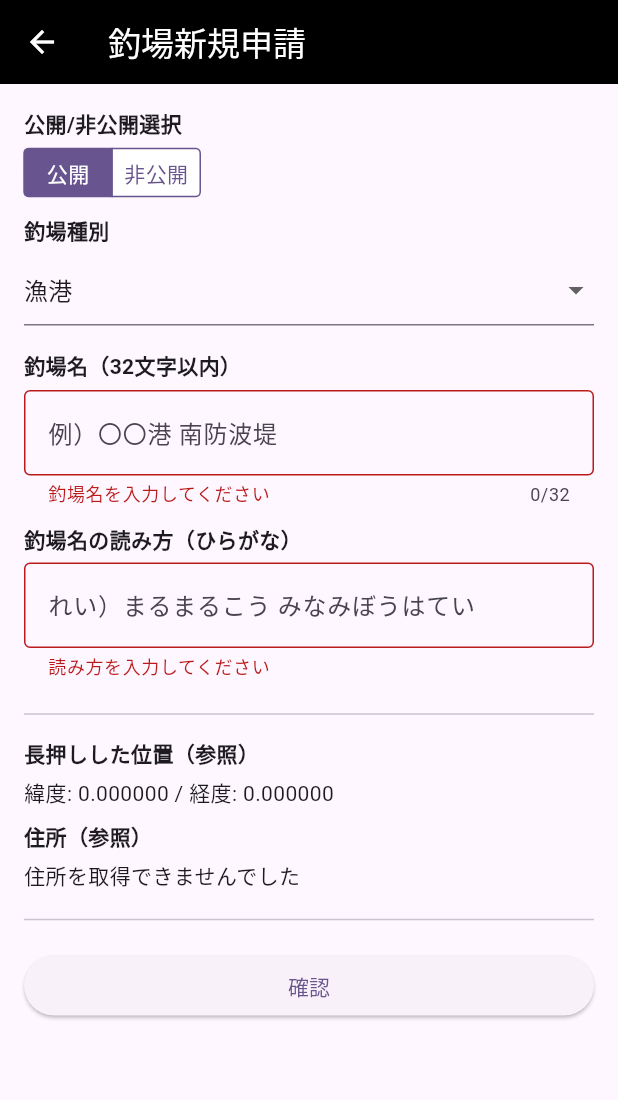
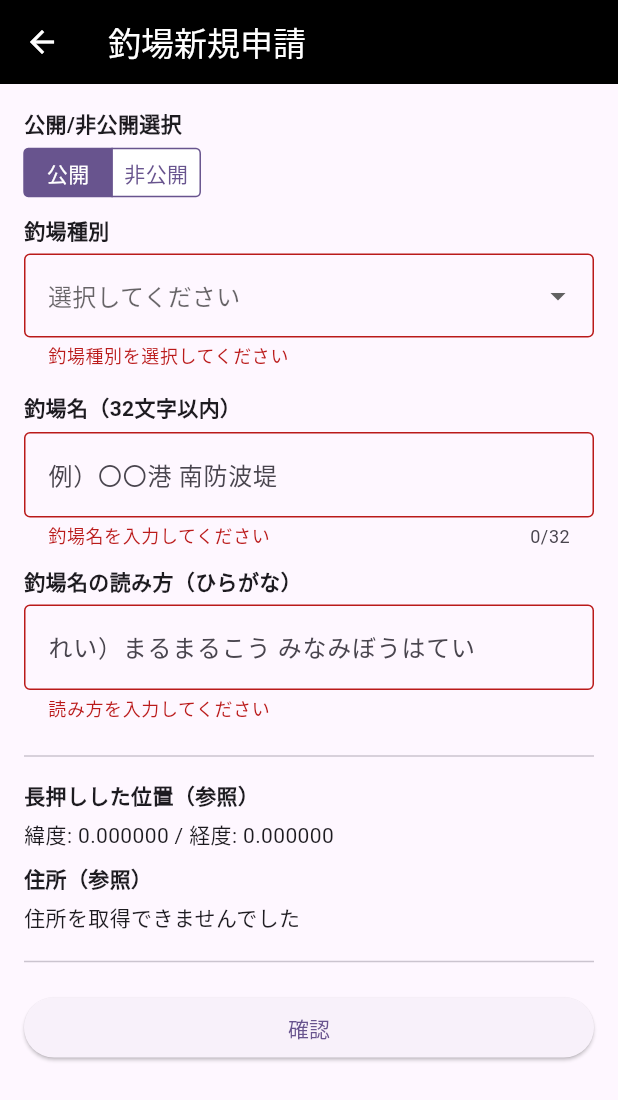
Before and after one commit to sumi3desu/sea_fishing_map_plus, a Flutter app: the SpotApplyFormPage screen opened directly with empty values, after a tap on "確認", on a phone screen of 412 x 824 dp. Shown: the top 1100 px of the screen. Run offline on Flutter 3.47's test engine with Material 3 defaults, Android fonts, the phone set to English and light mode, and no system bars; our stand-ins replace flutter_image_compress, flutter_map, flutter_riverpod, flutter_secure_storage, flutter_slidable, geocoding and 12 more; missing offline and left inert: apple_maps_flutter, in_app_purchase_storekit; accounts and stored records are empty; network calls fail; statements that could not run were skipped.

```diff
--- a/lib/spot_apply_form_page.dart
+++ b/lib/spot_apply_form_page.dart
@@ -28,7 +28,7 @@
 
 class _SpotApplyFormPageState extends State<SpotApplyFormPage> {
   final _formKey = GlobalKey<FormState>();
-  String _kind = 'gyoko';
+  String _kind = '';
   final TextEditingController _nameCtl = TextEditingController();
   final TextEditingController _yomiCtl = TextEditingController();
   String? _address;
@@ -39,6 +39,19 @@
   String? _resultMessage; // 未使用（確認画面で表示）
   bool? _resultOk;        // 未使用（確認画面で表示）
   bool _isAdmin = false;
+
+  DropdownMenuItem<String> _kindMenuItem(String value, IconData icon, String label) {
+    return DropdownMenuItem<String>(
+      value: value,
+      child: Row(
+        children: [
+          Icon(icon, size: 18),
+          const SizedBox(width: 8),
+          Text(label),
+        ],
+      ),
+    );
+  }
 
   @override
   void initState() {
@@ -147,15 +160,21 @@
                 const Text('釣場種別', style: TextStyle(fontWeight: FontWeight.w600)),
                 const SizedBox(height: 6),
                 DropdownButtonFormField<String>(
-                  value: _kind,
-                  items: const [
-                    DropdownMenuItem(value: 'gyoko', child: Text('漁港')),
-                    DropdownMenuItem(value: 'teibou', child: Text('堤防')),
-                    DropdownMenuItem(value: 'surf', child: Text('サーフ')),
-                    DropdownMenuItem(value: 'kako', child: Text('河口')),
-                    DropdownMenuItem(value: 'iso', child: Text('磯')),
+                  value: _kind.isEmpty ? null : _kind,
+                  decoration: const InputDecoration(border: OutlineInputBorder()),
+                  hint: const Text('選択してください'),
+                  validator: (v) {
+                    if (v == null || v.isEmpty) return '釣場種別を選択してください';
+                    return null;
+                  },
+                  items: [
+                    _kindMenuItem('gyoko', Icons.anchor, '漁港'),
+                    _kindMenuItem('teibou', Icons.fence, '堤防'),
+                    _kindMenuItem('surf', Icons.waves, 'サーフ'),
+                    _kindMenuItem('kako', Icons.water, '河口'),
+                    _kindMenuItem('iso', Icons.terrain, '磯'),
                   ],
-                  onChanged: (v) => setState(() => _kind = v ?? 'gyoko'),
+                  onChanged: (v) => setState(() => _kind = v ?? ''),
                 ),
                 const SizedBox(height: 16),
                 const Text('釣場名（32文字以内）', style: TextStyle(fontWeight: FontWeight.w600)),
```
Also changed, not shown: lib/tide_page.dart (+127 -30 lines).
